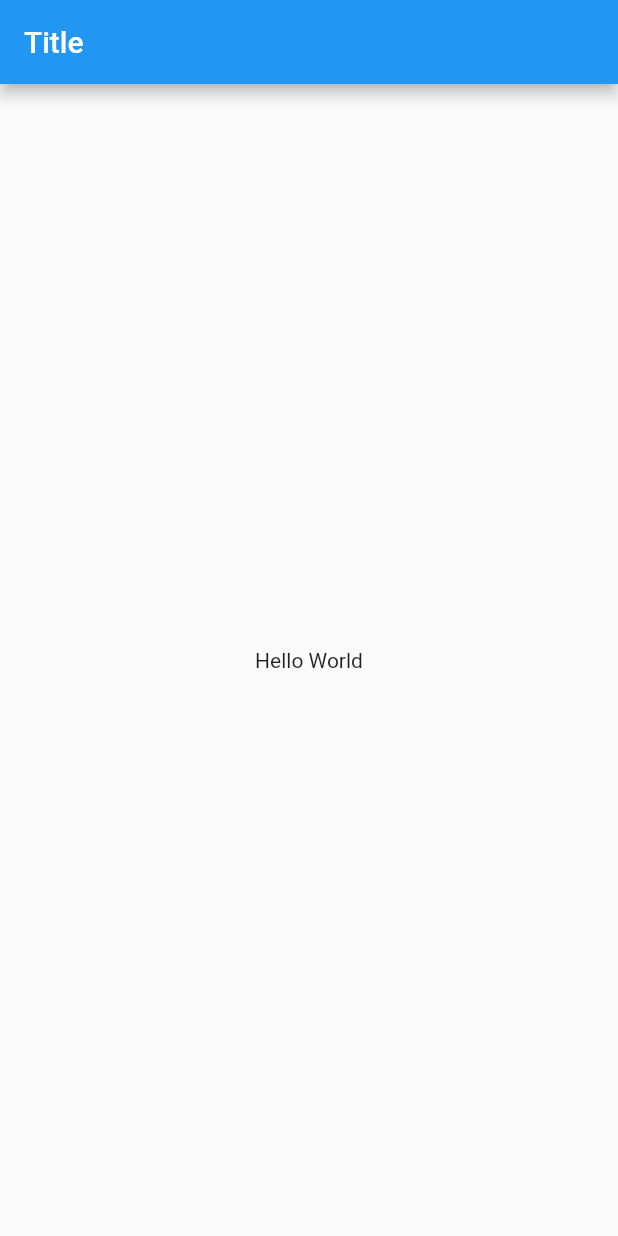
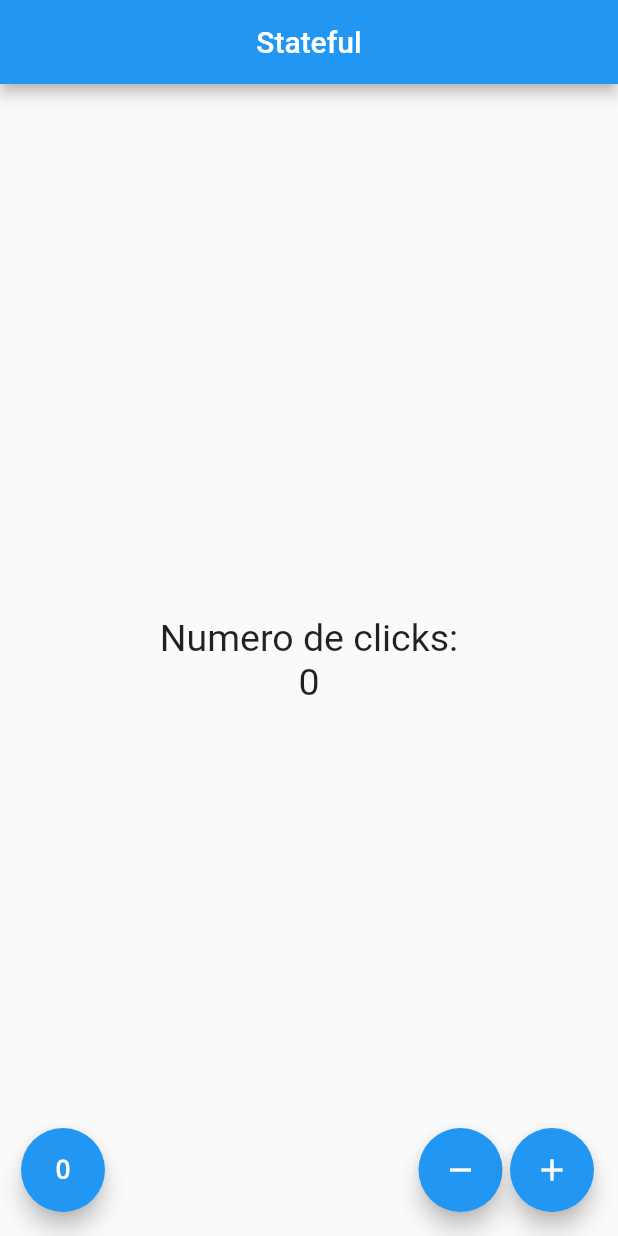
Before and after one commit to mvissio/flutter, a Flutter app: the screen it shows after launch, on a phone screen of 412 x 824 dp. Run offline on Flutter 3.47's test engine with Material 2 defaults, Android fonts, the phone set to English and light mode, and no system bars.

Commit message:
Cierre Counter App

```diff
--- a/lib/src/app.dart
+++ b/lib/src/app.dart
@@ -1,12 +1,14 @@
 import 'package:flutter/material.dart';
+import 'package:flutter_app/src/pages/counter_page.dart';
 import 'package:flutter_app/src/pages/home_page.dart';
 
 class MyApp extends StatelessWidget {
   @override
   Widget build(BuildContext context) {
     return MaterialApp(
+      debugShowCheckedModeBanner: false,
       home: Center(
-        child: HomePage(),
+        child: CounterPage(),
       ),
     );
   }
--- /dev/null
+++ b/lib/src/pages/counter_page.dart
@@ -0,0 +1,47 @@
+import 'package:flutter/material.dart';
+
+class CounterPage extends StatefulWidget {
+  @override
+  createState() => _CounterPageState();
+}
+
+class _CounterPageState extends State<CounterPage> {
+  final TextStyle _textStyle = TextStyle(fontSize: 25);
+  int _counter = 0;
+
+  @override
+  Widget build(BuildContext context) {
+    return Scaffold(
+        appBar: AppBar(
+          title: Text('Stateful'),
+          centerTitle: true,
+        ),
+        body: Center(
+          child: Column(
+            mainAxisAlignment: MainAxisAlignment.center,
+            children: <Widget>[
+              Text('Numero de clicks:', style: _textStyle),
+              Text('$_counter', style: _textStyle)
+            ],
+          ),
+        ),
+        floatingActionButton: _createButtons());
+  }
+
+  Widget _createButtons() {
+    return Row(mainAxisAlignment: MainAxisAlignment.end, children: <Widget>[
+      SizedBox(width: 30.0),
+      FloatingActionButton(
+          child: Icon(Icons.exposure_zero), onPressed: _converZero),
+      Expanded(child: SizedBox()),
+      FloatingActionButton(child: Icon(Icons.remove), onPressed: _minusCounter),
+      SizedBox(width: 5.0),
+      FloatingActionButton(child: Icon(Icons.add), onPressed: _addCounter)
+    ]);
+  }
+
+  void _addCounter() => setState(() => _counter++);
+  void _minusCounter() =>
+      setState(() => (_counter > 0) ? _counter-- : _counter);
+  void _converZero() => setState(() => _counter = 0);
+}
```
Also changed, not shown: lib/src/pages/home_page.dart (+19 -3 lines), pubspec.lock.
